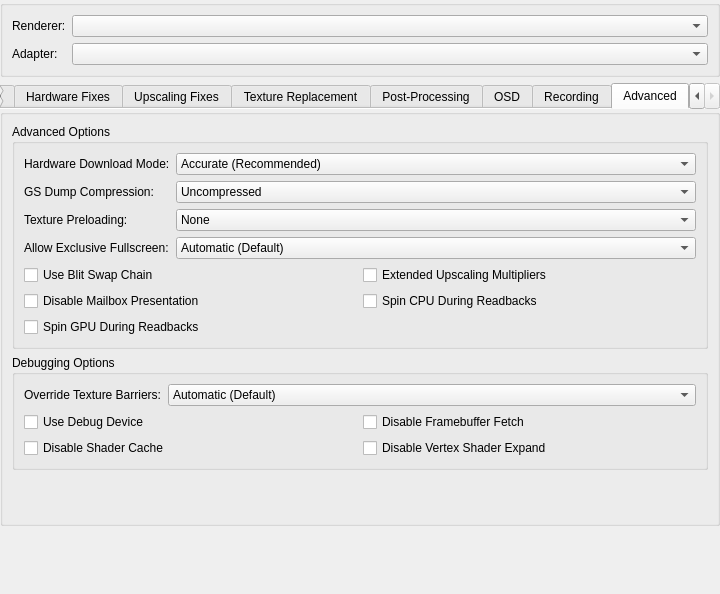
Before: the Qt Designer form pcsx2-qt/Settings/GraphicsSettingsWidget.ui in kamfretoz/pcsx2, drawn with Qt 5.
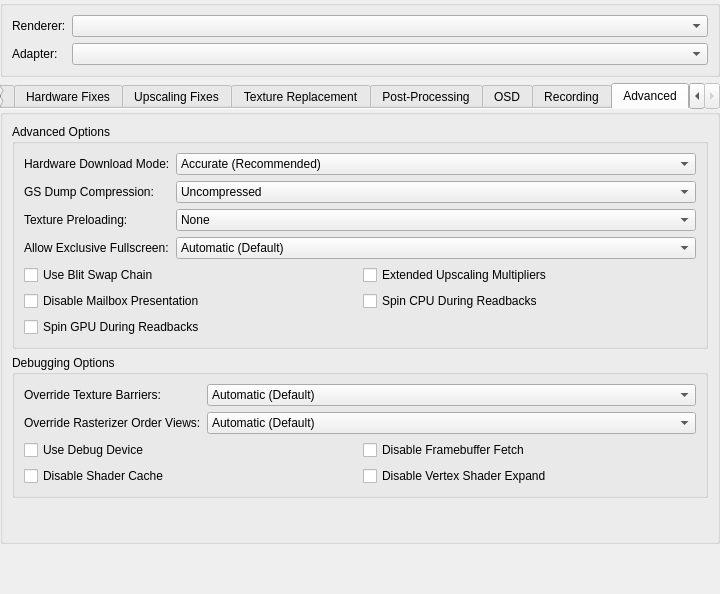
After: the same form once the commit is applied. The open tabs and pages were chosen to show the change.

The edit to the form file:
```diff
--- a/pcsx2-qt/Settings/GraphicsSettingsWidget.ui
+++ b/pcsx2-qt/Settings/GraphicsSettingsWidget.ui
@@ -2311,6 +2311,32 @@
             </item>
            </layout>
           </item>
+          <item row="1" column="0">
+           <widget class="QLabel" name="label_49">
+            <property name="text">
+             <string>Override Rasterizer Order Views:</string>
+            </property>
+           </widget>
+          </item>
+          <item row="1" column="1">
+           <widget class="QComboBox" name="overrideRasterizerOrderViews">
+            <item>
+             <property name="text">
+              <string>Automatic (Default)</string>
+             </property>
+            </item>
+            <item>
+             <property name="text">
+              <string>Force Disabled</string>
+             </property>
+            </item>
+            <item>
+             <property name="text">
+              <string>Force Enabled</string>
+             </property>
+            </item>
+           </widget>
+          </item>
          </layout>
         </widget>
        </item>
```
